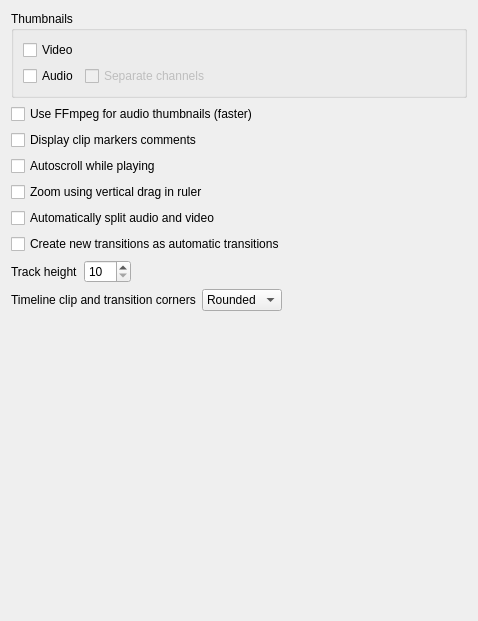
This is src/ui/configtimeline_ui.ui in KDE/kdenlive as Qt 5 draws it before an edit. The edited form follows.
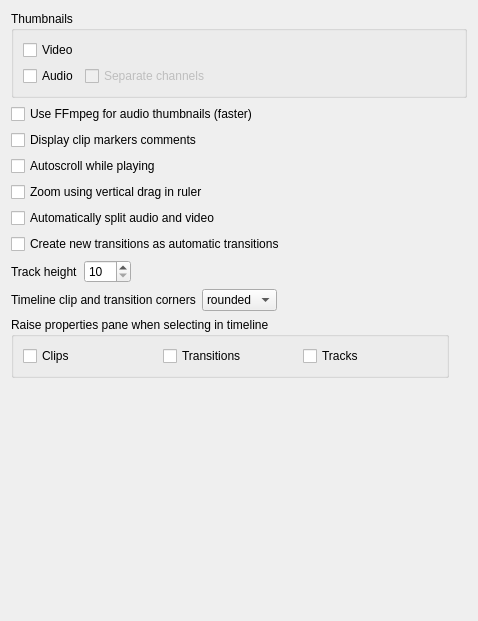
This is the edited form.

Commit message: Make raising effect/transition properties panel configurable, patch by Harald Albrecht REVIEW: 129000

The edit to the form file:
```diff
--- a/src/ui/configtimeline_ui.ui
+++ b/src/ui/configtimeline_ui.ui
@@ -11,7 +11,7 @@
    </rect>
   </property>
   <layout class="QGridLayout" name="gridLayout">
-   <item row="12" column="0">
+   <item row="11" column="0">
     <spacer name="verticalSpacer">
      <property name="orientation">
       <enum>Qt::Vertical</enum>
@@ -88,7 +88,7 @@
       <widget class="QComboBox" name="kcfg_clipcornertype">
        <item>
         <property name="text">
-         <string>Rounded</string>
+         <string>rounded</string>
         </property>
        </item>
        <item>
@@ -191,6 +191,36 @@
      </property>
     </widget>
    </item>
+   <item row="9" column="0">
+    <widget class="QGroupBox" name="groupBox_2">
+     <property name="title">
+      <string>Raise properties pane when selecting in timeline</string>
+     </property>
+     <layout class="QHBoxLayout" name="horizontalLayout">
+      <item>
+       <widget class="QCheckBox" name="kcfg_raisepropsclips">
+        <property name="text">
+         <string>Clips</string>
+        </property>
+       </widget>
+      </item>
+      <item>
+       <widget class="QCheckBox" name="kcfg_raisepropstransitions">
+        <property name="text">
+         <string>Transitions</string>
+        </property>
+       </widget>
+      </item>
+      <item>
+       <widget class="QCheckBox" name="kcfg_raisepropstracks">
+        <property name="text">
+         <string>Tracks</string>
+        </property>
+       </widget>
+      </item>
+     </layout>
+    </widget>
+   </item>
   </layout>
  </widget>
  <resources/>
```
Left out of the diff: 15 changed lines with no effect on the pictures. The commit also changes 2 other files.
